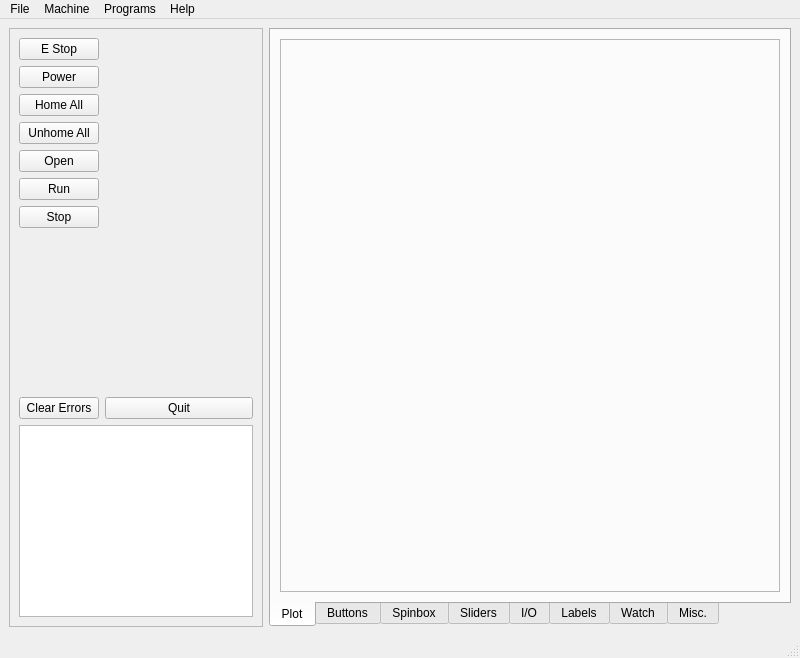
Qt form examples/hal/hal.ui (jethornton/flexgui) before a commit.
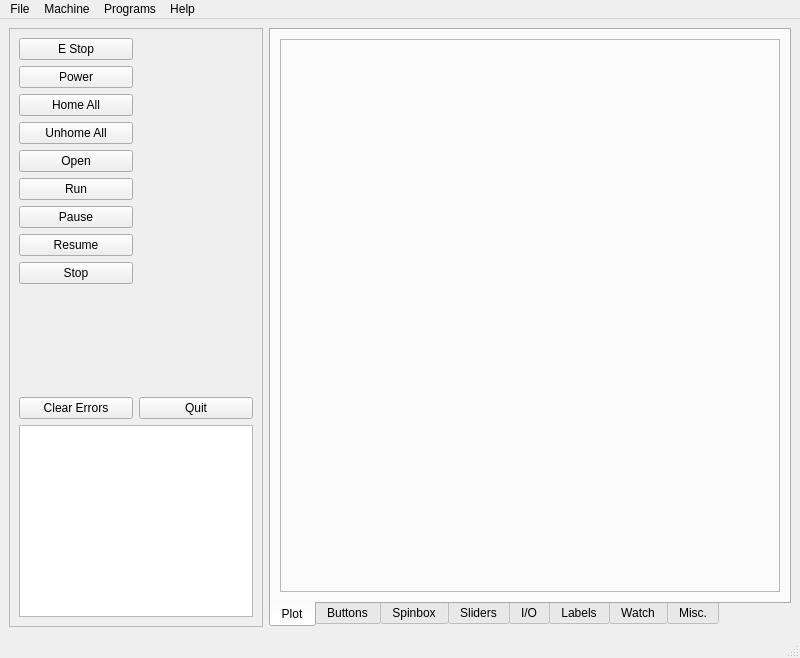
The same form after that commit.

```diff
--- a/examples/hal/hal.ui
+++ b/examples/hal/hal.ui
@@ -23,7 +23,21 @@
       <property name="frameShadow">
        <enum>QFrame::Raised</enum>
       </property>
-      <layout class="QGridLayout" name="gridLayout">
+      <layout class="QGridLayout" name="gridLayout" columnstretch="1,1">
+       <item row="8" column="0">
+        <widget class="QPushButton" name="stop_pb">
+         <property name="text">
+          <string>Stop</string>
+         </property>
+        </widget>
+       </item>
+       <item row="0" column="0">
+        <widget class="QPushButton" name="estop_pb">
+         <property name="text">
+          <string>E Stop</string>
+         </property>
+        </widget>
+       </item>
        <item row="2" column="0">
         <widget class="QPushButton" name="home_all_pb">
          <property name="text">
@@ -31,6 +45,20 @@
          </property>
         </widget>
        </item>
+       <item row="3" column="0">
+        <widget class="QPushButton" name="unhome_all_pb">
+         <property name="text">
+          <string>Unhome All</string>
+         </property>
+        </widget>
+       </item>
+       <item row="6" column="0">
+        <widget class="QPushButton" name="pause_pb">
+         <property name="text">
+          <string>Pause</string>
+         </property>
+        </widget>
+       </item>
        <item row="1" column="0">
         <widget class="QPushButton" name="power_pb">
          <property name="text">
@@ -45,37 +73,9 @@
          </property>
         </widget>
        </item>
-       <item row="9" column="0" colspan="2">
+       <item row="11" column="0" colspan="2">
         <widget class="QPlainTextEdit" name="errors_pte"/>
        </item>
-       <item row="6" column="0">
-        <widget class="QPushButton" name="stop_pb">
-         <property name="text">
-          <string>Stop</string>
-         </property>
-        </widget>
-       </item>
-       <item row="0" column="0">
-        <widget class="QPushButton" name="estop_pb">
-         <property name="text">
-          <string>E Stop</string>
-         </property>
-        </widget>
-       </item>
-       <item row="5" column="0">
-        <widget class="QPushButton" name="run_pb">
-         <property name="text">
-          <string>Run</string>
-         </property>
-        </widget>
-       </item>
-       <item row="3" column="0">
-        <widget class="QPushButton" name="unhome_all_pb">
-         <property name="text">
-          <string>Unhome All</string>
-         </property>
-        </widget>
-       </item>
        <item row="2" column="1">
         <spacer name="horizontalSpacer">
          <property name="orientation">
@@ -89,7 +89,7 @@
          </property>
         </spacer>
        </item>
-       <item row="7" column="0">
+       <item row="9" column="0">
         <spacer name="verticalSpacer">
          <property name="orientation">
           <enum>Qt::Vertical</enum>
@@ -102,20 +102,34 @@
          </property>
         </spacer>
        </item>
-       <item row="8" column="0">
-        <widget class="QPushButton" name="clear_errors_pb">
+       <item row="5" column="0">
+        <widget class="QPushButton" name="run_pb">
          <property name="text">
-          <string>Clear Errors</string>
+          <string>Run</string>
          </property>
         </widget>
        </item>
-       <item row="8" column="1">
+       <item row="10" column="1">
         <widget class="QPushButton" name="quit_pb">
          <property name="text">
           <string>Quit</string>
          </property>
         </widget>
        </item>
+       <item row="10" column="0">
+        <widget class="QPushButton" name="clear_errors_pb">
+         <property name="text">
+          <string>Clear Errors</string>
+         </property>
+        </widget>
+       </item>
+       <item row="7" column="0">
+        <widget class="QPushButton" name="resume_pb">
+         <property name="text">
+          <string>Resume</string>
+         </property>
+        </widget>
+       </item>
       </layout>
      </widget>
     </item>
```
